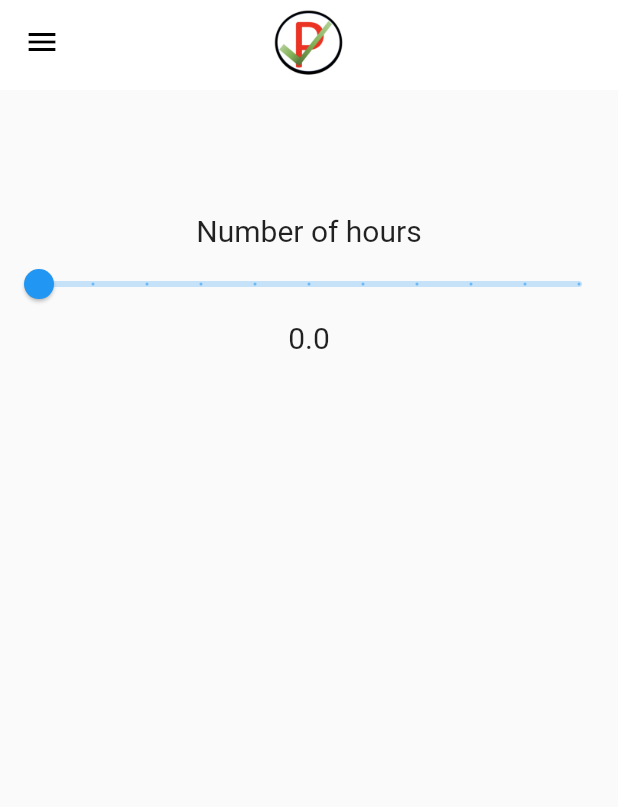
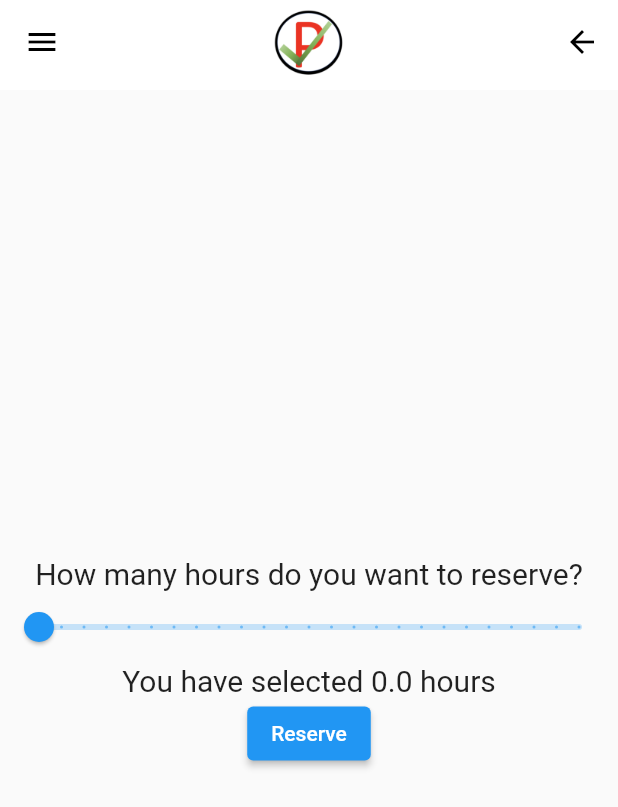
Before and after one commit to amantham20/ParkingPal, a Flutter app: the ReservePage screen opened directly, on a phone screen of 412 x 824 dp. Shown: the top 807 px of the screen. Run offline on Flutter 3.47's test engine with Material 2 defaults, Android fonts, the phone set to English and light mode, and no system bars; our stand-ins replace cloud_firestore, firebase_auth, firebase_core; missing offline and left inert: geoflutterfire2, latlng, map; accounts and stored records are empty; statements that could not run were skipped.

Commit message:
reserve page

```diff
--- a/lib/reserve.dart
+++ b/lib/reserve.dart
@@ -1,7 +1,11 @@
 import 'package:flutter/material.dart';
 import 'package:parkingpal/comp/customdrawabout.dart';
 import 'package:parkingpal/comp/customdrawhome.dart';
+import 'package:parkingpal/comp/customdrawlisting%20copy.dart';
 import 'package:parkingpal/comp/customnav.dart';
+import 'package:parkingpal/globalvar.dart';
+import 'package:parkingpal/home.dart';
+import 'package:parkingpal/login.dart';
 
 class ReservePage extends StatefulWidget {
   const ReservePage({Key? key}) : super(key: key);
@@ -13,30 +17,47 @@ class ReservePage extends StatefulWidget {
 class _ReservePageState extends State<ReservePage> {
   double value = 0;
   @override
+  void initState() {
+    // TODO: implement initState
+    super.initState();
+    nosecurity = 0;
+  }
+
+  @override
   Widget build(BuildContext context) {
     return Scaffold(
       appBar: CustomAppBar(),
-      drawer: const CustomDrawabout(),
-      // Make with a slider for how many hours you want to reserve from 1 to 10.
-      body: SingleChildScrollView(
+      drawer: const CustomDrawlistingRev(),
+      body: Center(
         child: Column(
+          mainAxisAlignment: MainAxisAlignment.center,
           children: <Widget>[
-            SizedBox(
-              height: MediaQuery.of(context).size.height * 0.1,
+            const Text(
+              "How many hours do you want to reserve?",
+              style: TextStyle(fontSize: 20),
             ),
-            const Text("Number of hours", style: TextStyle(fontSize: 20)),
             Slider(
               value: value,
               min: 0,
-              max: 10,
-              divisions: 10,
-              onChanged: (newValue) {
+              max: 24,
+              divisions: 24,
+              label: value.toString(),
+              onChanged: (double newValue) {
                 setState(() {
                   value = newValue;
                 });
               },
             ),
-            Text("$value", style: TextStyle(fontSize: 20)),
+            Text(
+              "You have selected " + value.toString() + " hours",
+              style: const TextStyle(fontSize: 20),
+            ),
+            ElevatedButton(
+              child: const Text("Reserve"),
+              onPressed: () {
+                movePage(HomePage(), context);
+              },
+            ),
           ],
         ),
       ),
```
Also changed, not shown: lib/comp/customdrawlistingrev.dart (added, +109 -0 lines).
